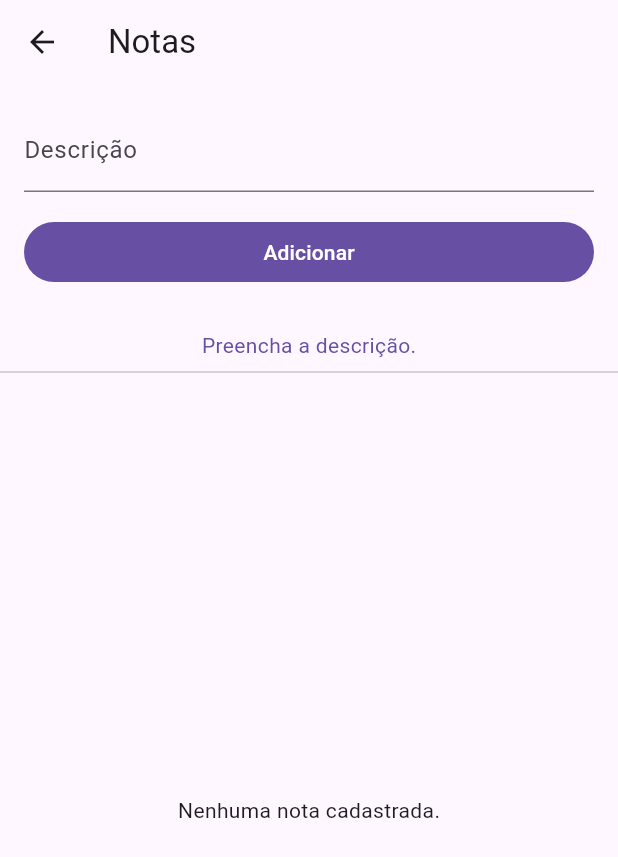
After one commit to pedru0010-ops/FirebaseApp, a Flutter app: the NotesPage screen opened directly, after a tap on "Adicionar", on a phone screen of 412 x 824 dp. The commit adds this screen. Shown: the top 857 px of the screen. Run offline on Flutter 3.47's test engine with Material 3 defaults, Android fonts, the phone set to English and light mode, and no system bars; our stand-ins replace cloud_firestore, firebase_auth, firebase_core; accounts and stored records are empty; statements that could not run were skipped.

Commit message:
Semana 5

```diff
--- /dev/null
+++ b/lib/notes.dart
@@ -0,0 +1,241 @@
+import 'package:flutter/material.dart';
+import 'package:firebase_auth/firebase_auth.dart';
+import 'package:cloud_firestore/cloud_firestore.dart';
+
+class NotesPage extends StatefulWidget {
+ const NotesPage({super.key});
+ @override
+ State<NotesPage> createState() => _NotesPageState();
+}
+
+class _NotesPageState extends State<NotesPage> {
+ final createController = TextEditingController();
+
+ String? editingId;
+ final inlineController = TextEditingController();
+ final inlineFocus = FocusNode();
+
+ bool loading = false;
+ String? message;
+
+ CollectionReference<Map<String, dynamic>> get _col {
+   final uid = FirebaseAuth.instance.currentUser!.uid;
+   return FirebaseFirestore.instance
+       .collection('users')
+       .doc(uid)
+       .collection('notes');
+ }
+
+ @override
+ void dispose() {
+   createController.dispose();
+   inlineController.dispose();
+   inlineFocus.dispose();
+   super.dispose();
+ }
+
+ Future<void> _add() async {
+   final text = createController.text.trim();
+   if (text.isEmpty) {
+     setState(() => message = 'Preencha a descrição.');
+     return;
+   }
+   setState(() {
+     loading = true;
+     message = null;
+   });
+   try {
+     await _col.add({
+       'description': text,
+       'createdAt': FieldValue.serverTimestamp(),
+     });
+     createController.clear();
+   } catch (e) {
+     setState(() => message = 'Erro: $e');
+   } finally {
+     if (mounted) setState(() => loading = false);
+   }
+ }
+
+ void _startInlineEdit(DocumentSnapshot<Map<String, dynamic>> doc) {
+   final data = doc.data();
+   setState(() {
+     editingId = doc.id;
+     inlineController.text = (data?['description'] ?? '').toString();
+   });
+   Future.microtask(() => inlineFocus.requestFocus());
+ }
+
+ void _cancelInlineEdit() {
+   setState(() {
+     editingId = null;
+     inlineController.clear();
+     inlineFocus.unfocus();
+   });
+ }
+
+ Future<void> _commitInlineEdit(String docId) async {
+   final newText = inlineController.text.trim();
+   if (newText.isEmpty) {
+     setState(() => message = 'A descrição não pode ser vazia.');
+     return;
+   }
+   try {
+     await _col.doc(docId).update({
+       'description': newText,
+       'updatedAt': FieldValue.serverTimestamp(),
+     });
+     _cancelInlineEdit();
+   } catch (e) {
+     setState(() => message = 'Erro ao atualizar: $e');
+   }
+ }
+
+ Future<void> _remove(String docId) async {
+   final ok = await showDialog<bool>(
+     context: context,
+     builder: (_) => AlertDialog(
+       title: const Text('Remover nota'),
+       content: const Text('Tem certeza que deseja remover esta nota?'),
+       actions: [
+         TextButton(
+           onPressed: () => Navigator.pop(context, false),
+           child: const Text('Cancelar'),
+         ),
+         FilledButton.tonal(
+           onPressed: () => Navigator.pop(context, true),
+           child: const Text('Remover'),
+         ),
+       ],
+     ),
+   );
+   if (ok == true) {
+     await _col.doc(docId).delete();
+     if (editingId == docId) _cancelInlineEdit();
+   }
+ }
+
+ @override
+ Widget build(BuildContext context) {
+   return Scaffold(
+     appBar: AppBar(title: const Text('Notas')),
+     body: Center(
+       child: ConstrainedBox(
+         constraints: const BoxConstraints(maxWidth: 460),
+         child: Column(
+           children: [
+             Padding(
+               padding: const EdgeInsets.all(16),
+               child: Column(
+                 children: [
+                   TextField(
+                     controller: createController,
+                     decoration: const InputDecoration(labelText: 'Descrição'),
+                     onSubmitted: (_) => _add(),
+                   ),
+                   const SizedBox(height: 16),
+                   SizedBox(
+                     width: double.infinity,
+                     child: FilledButton(
+                       onPressed: loading ? null : _add,
+                       child: const Text('Adicionar'),
+                     ),
+                   ),
+                 ],
+               ),
+             ),
+             if (loading) const CircularProgressIndicator(),
+             if (message != null)
+               Padding(
+                 padding: const EdgeInsets.only(top: 12),
+                 child: Text(
+                   message!,
+                   style: TextStyle(
+                     color: Theme.of(context).colorScheme.primary,
+                   ),
+                 ),
+               ),
+             const Divider(),
+             Expanded(
+               child: StreamBuilder<QuerySnapshot<Map<String, dynamic>>>(
+                 stream: _col
+                     .orderBy('createdAt', descending: true)
+                     .snapshots(),
+                 builder: (context, snapshot) {
+                   if (snapshot.connectionState == ConnectionState.waiting) {
+                     return const Center(child: CircularProgressIndicator());
+                   }
+                   if (snapshot.hasError) {
+                     return Center(child: Text('Erro: ${snapshot.error}'));
+                   }
+                   final docs = snapshot.data?.docs ?? [];
+                   if (docs.isEmpty) {
+                     return const Center(
+                       child: Text('Nenhuma nota cadastrada.'),
+                     );
+                   }
+                   return ListView.separated(
+                     itemCount: docs.length,
+                     separatorBuilder: (_, _) => const Divider(height: 0),
+                     itemBuilder: (context, i) {
+                       final doc = docs[i];
+                       final data = doc.data();
+                       final isEditing = editingId == doc.id;
+                       if (isEditing) {
+                         return Padding(
+                           padding: const EdgeInsets.symmetric(
+                             horizontal: 12,
+                             vertical: 6,
+                           ),
+                           child: Row(
+                             children: [
+                               Expanded(
+                                 child: TextField(
+                                   controller: inlineController,
+                                   focusNode: inlineFocus,
+                                   autofocus: true,
+                                   decoration: const InputDecoration(
+                                     labelText: 'Editar descrição',
+                                     isDense: true,
+                                     border: OutlineInputBorder(),
+                                   ),
+                                   onSubmitted: (_) =>
+                                       _commitInlineEdit(doc.id),
+                                 ),
+                               ),
+                               const SizedBox(width: 8),
+                               IconButton(
+                                 tooltip: 'Salvar',
+                                 onPressed: () => _commitInlineEdit(doc.id),
+                                 icon: const Icon(Icons.check_circle_outline),
+                               ),
+                               IconButton(
+                                 tooltip: 'Cancelar',
+                                 onPressed: _cancelInlineEdit,
+                                 icon: const Icon(Icons.close),
+                               ),
+                             ],
+                           ),
+                         );
+                       }
+                       return ListTile(
+                         title: Text((data['description'] ?? '').toString()),
+                         onTap: () => _startInlineEdit(doc),
+                         trailing: IconButton(
+                           icon: const Icon(Icons.delete_outline),
+                           tooltip: 'Remover',
+                           onPressed: () => _remove(doc.id),
+                         ),
+                       );
+                     },
+                   );
+                 },
+               ),
+             ),
+           ],
+         ),
+       ),
+     ),
+   );
+ }
+}
```
Also changed, not shown: lib/main.dart (+19 -0 lines).
